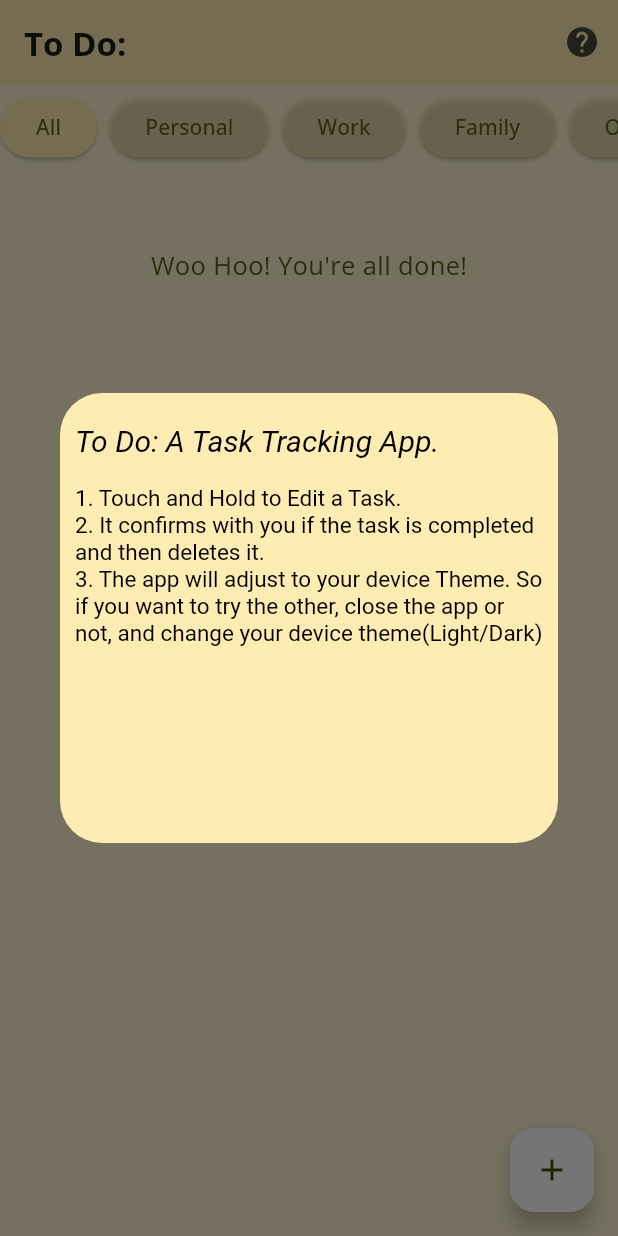
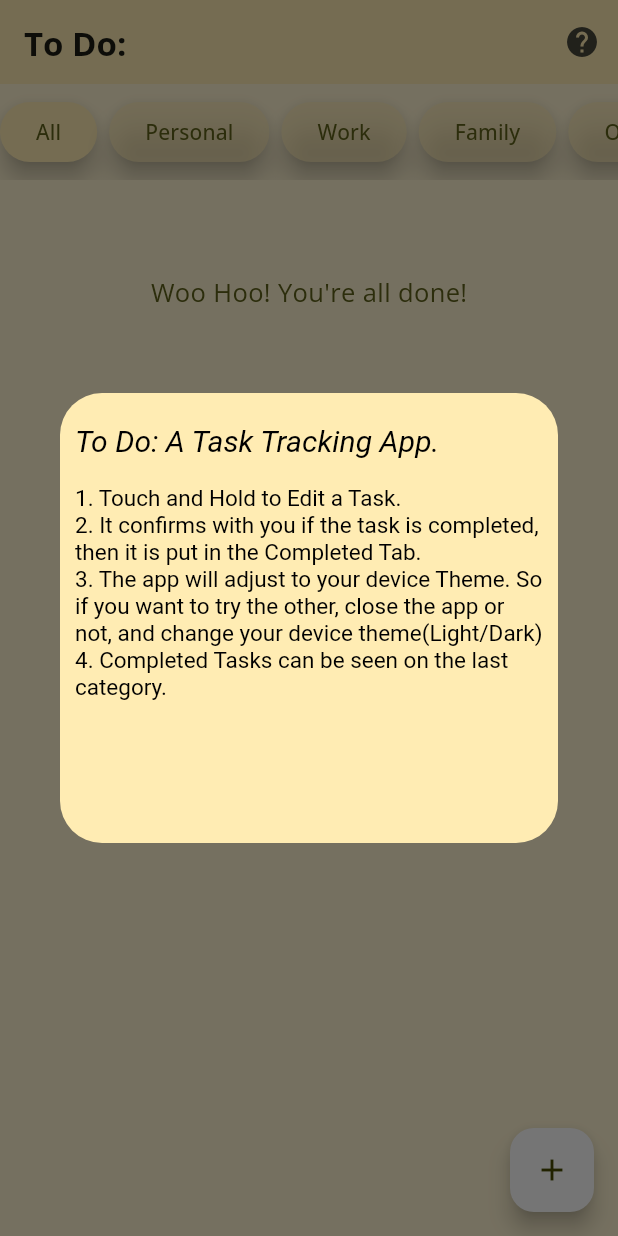
Before and after one commit to bhavyabedi/To-Do-List-Application, a Flutter app: the screen it shows after launch, after a tap on the "help" icon, on a phone screen of 412 x 824 dp. Run offline on Flutter 3.47's test engine with Material 3 defaults, Android fonts, the phone set to English and light mode, and no system bars; our stand-ins replace flutter_riverpod, google_fonts, riverpod, sqflite, vibration; accounts and stored records are empty.

Commit message:
Completed the Application (#2)
* Completed the Application

* Completed the Application

```diff
--- a/lib/screens/home.dart
+++ b/lib/screens/home.dart
@@ -2,7 +2,7 @@ import 'package:flutter/material.dart';
 import 'package:flutter_riverpod/flutter_riverpod.dart';
 import 'package:todolist/objects/item.dart';
 import 'package:todolist/providers/list_items.dart';
-import 'package:todolist/widgets.dart/addtodoitem.dart';
+import 'package:todolist/widgets.dart/add_todo_item.dart';
 import 'package:todolist/widgets.dart/todolistitems.dart';
 
 class HomeScreen extends ConsumerStatefulWidget {
@@ -18,24 +18,31 @@ class _HomeScreenState extends ConsumerState<HomeScreen> {
   late Future<void> todoitemsFuture;
   TaskCategory? selectedCategory; // New variable to hold selected category
 
+  bool showCompleted = false;
   @override
   void initState() {
     todoitemsFuture = ref.read(listItemsProvider.notifier).loadItems();
     super.initState();
   }
 
-  List<ListItem> filterByCategory(List<ListItem> list, TaskCategory? category) {
-    if (category == null) {
-      return list; // Return original list when no category is selected
+  List<ListItem> filterByCategory(
+      List<ListItem> list, TaskCategory? category, bool completed) {
+    if (completed) {
+      return list.where((item) => item.completed).toList();
+    } else if (category == null) {
+      return list.where((item) => !item.completed).toList();
     } else {
-      return list.where((item) => item.category == category).toList();
+      return list
+          .where((item) => item.category == category && !item.completed)
+          .toList();
     }
   }
 
   @override
   Widget build(BuildContext context) {
     final todolist = ref.watch(listItemsProvider);
-    List<ListItem> filteredList = filterByCategory(todolist, selectedCategory);
+    List<ListItem> filteredList =
+        filterByCategory(todolist, selectedCategory, showCompleted);
 
     return Scaffold(
       appBar: AppBar(
@@ -76,7 +83,7 @@ class _HomeScreenState extends ConsumerState<HomeScreen> {
                                   ),
                                   TextSpan(
                                     text:
-                                        "\n2. It confirms with you if the task is completed and then deletes it.",
+                                        "\n2. It confirms with you if the task is completed, then it is put in the Completed Tab.",
                                     style: TextStyle(
                                       fontStyle: FontStyle.normal,
                                       color: Theme.of(context)
@@ -88,6 +95,17 @@ class _HomeScreenState extends ConsumerState<HomeScreen> {
                                   TextSpan(
                                     text:
                                         "\n3. The app will adjust to your device Theme. So if you want to try the other, close the app or not, and change your device theme(Light/Dark)",
+                                    style: TextStyle(
+                                      fontStyle: FontStyle.normal,
+                                      color: Theme.of(context)
+                                          .colorScheme
+                                          .tertiary,
+                                      fontSize: 15,
+                                    ),
+                                  ),
+                                  TextSpan(
+                                    text:
+                                        "\n4. Completed Tasks can be seen on the last category.",
                                     style: TextStyle(
                                       fontStyle: FontStyle.normal,
                                       color: Theme.of(context)
@@ -113,21 +131,23 @@ class _HomeScreenState extends ConsumerState<HomeScreen> {
             color: Theme.of(context).colorScheme.onPrimary.withOpacity(0.6),
             child: SingleChildScrollView(
               scrollDirection: Axis.horizontal,
-              padding: const EdgeInsets.symmetric(vertical: 5),
+              padding: const EdgeInsets.symmetric(vertical: 8),
               child: Row(
                 children: [
                   ElevatedButton(
                     onPressed: () {
                       setState(() {
-                        selectedCategory = null; // Reset filter
-                        filteredList =
-                            filterByCategory(todolist, selectedCategory);
+                        selectedCategory = null;
+                        showCompleted = false;
+                        filteredList = filterByCategory(
+                            todolist, selectedCategory, showCompleted);
                       });
                     },
                     style: ButtonStyle(
+                      elevation: const WidgetStatePropertyAll(7),
                       backgroundColor: WidgetStateProperty.resolveWith<Color>(
                           (Set<WidgetState> states) {
-                        return selectedCategory == null
+                        return selectedCategory == null && !showCompleted
                             ? Theme.of(context).colorScheme.onPrimary
                             : Theme.of(context)
                                 .colorScheme
@@ -142,14 +162,17 @@ class _HomeScreenState extends ConsumerState<HomeScreen> {
                     onPressed: () {
                       setState(() {
                         selectedCategory = TaskCategory.personal;
-                        filteredList =
-                            filterByCategory(todolist, selectedCategory);
+                        showCompleted = false;
+                        filteredList = filterByCategory(
+                            todolist, selectedCategory, showCompleted);
                       });
                     },
                     style: ButtonStyle(
+                      elevation: const WidgetStatePropertyAll(7),
                       backgroundColor: WidgetStateProperty.resolveWith<Color>(
                           (Set<WidgetState> states) {
-                        return selectedCategory == TaskCategory.personal
+                        return selectedCategory == TaskCategory.personal &&
+                                !showCompleted
                             ? Theme.of(context).colorScheme.onPrimary
                             : Theme.of(context)
                                 .colorScheme
@@ -164,14 +187,17 @@ class _HomeScreenState extends ConsumerState<HomeScreen> {
                     onPressed: () {
                       setState(() {
                         selectedCategory = TaskCategory.work;
-                        filteredList =
-                            filterByCategory(todolist, selectedCategory);
+                        showCompleted = false;
+                        filteredList = filterByCategory(
+                            todolist, selectedCategory, showCompleted);
                       });
                     },
                     style: ButtonStyle(
+                      elevation: const WidgetStatePropertyAll(7),
                       backgroundColor: WidgetStateProperty.resolveWith<Color>(
                           (Set<WidgetState> states) {
-                        return selectedCategory == TaskCategory.work
+                        return selectedCategory == TaskCategory.work &&
+                                !showCompleted
                             ? Theme.of(context).colorScheme.onPrimary
                             : Theme.of(context)
                                 .colorScheme
@@ -185,15 +211,18 @@ class _HomeScreenState extends ConsumerState<HomeScreen> {
                   ElevatedButton(
                     onPressed: () {
                       setState(() {
+                        showCompleted = false;
                         selectedCategory = TaskCategory.family;
-                        filteredList =
-                            filterByCategory(todolist, selectedCategory);
+                        filteredList = filterByCategory(
+                            todolist, selectedCategory, showCompleted);
                       });
                     },
                     style: ButtonStyle(
+                      elevation: const WidgetStatePropertyAll(7),
                       backgroundColor: WidgetStateProperty.resolveWith<Color>(
                           (Set<WidgetState> states) {
-                        return selectedCategory == TaskCategory.family
+                        return selectedCategory == TaskCategory.family &&
+                                !showCompleted
                             ? Theme.of(context).colorScheme.onPrimary
                             : Theme.of(context)
                                 .colorScheme
@@ -208,14 +237,17 @@ class _HomeScreenState extends ConsumerState<HomeScreen> {
                     onPressed: () {
                       setState(() {
                         selectedCategory = TaskCategory.others;
-                        filteredList =
-                            filterByCategory(todolist, selectedCategory);
+                        showCompleted = false;
+                        filteredList = filterByCategory(
+                            todolist, selectedCategory, showCompleted);
                       });
                     },
                     style: ButtonStyle(
+                      elevation: const WidgetStatePropertyAll(7),
                       backgroundColor: WidgetStateProperty.resolveWith<Color>(
                           (Set<WidgetState> states) {
-                        return selectedCategory == TaskCategory.others
+                        return selectedCategory == TaskCategory.others &&
+                                !showCompleted
                             ? Theme.of(context).colorScheme.onPrimary
                             : Theme.of(context)
                                 .colorScheme
@@ -225,6 +257,30 @@ class _HomeScreenState extends ConsumerState<HomeScreen> {
                     ),
                     child: const Text('Others'),
                   ),
+                  const SizedBox(width: 8.0),
+                  ElevatedButton(
+                    onPressed: () {
+                      setState(() {
+                        showCompleted = true;
+                        selectedCategory = null;
+                        filteredList = filterByCategory(
+                            todolist, selectedCategory, showCompleted);
+                      });
+                    },
+                    style: ButtonStyle(
+                      elevation: const WidgetStatePropertyAll(7),
+                      backgroundColor: WidgetStateProperty.resolveWith<Color>(
+                          (Set<WidgetState> states) {
+                        return showCompleted
+                            ? Theme.of(context).colorScheme.onPrimary
+                            : Theme.of(context)
+                                .colorScheme
+                                .onPrimary
+                                .withOpacity(0.6);
+                      }),
+                    ),
+                    child: const Text('Completed.'),
+                  ),
                 ],
               ),
             ),
@@ -232,6 +288,9 @@ class _HomeScreenState extends ConsumerState<HomeScreen> {
           Expanded(
             child: Container(
               color: Theme.of(context).colorScheme.onPrimary.withOpacity(0.6),
+              child: Padding(
+                padding:
+                    const EdgeInsets.symmetric(horizontal: 10, vertical: 12),
                 child: FutureBuilder(
                   future: todoitemsFuture,
                   builder: (context, snapshot) =>
@@ -241,6 +300,8 @@ class _HomeScreenState extends ConsumerState<HomeScreen> {
                             )
                           : ToDoList(
                               todolist: filteredList,
+                              showCompleted: showCompleted,
+                            ),
                 ),
               ),
             ),
--- a/lib/widgets.dart/addtodoitem.dart
+++ b/lib/widgets.dart/add_todo_item.dart
@@ -59,6 +59,9 @@ class _AddTodoItemModalState extends ConsumerState<AddTodoItemModal> {
             child: Column(
               mainAxisSize: MainAxisSize.min,
               children: <Widget>[
+                const SizedBox(
+                  height: 40,
+                ),
                 TextField(
                   controller: _titleController,
                   decoration: const InputDecoration(
--- a/lib/widgets.dart/todolistitems.dart
+++ b/lib/widgets.dart/todolistitems.dart
@@ -2,15 +2,17 @@ import 'package:flutter/material.dart';
 import 'package:flutter_riverpod/flutter_riverpod.dart';
 import 'package:todolist/objects/item.dart';
 import 'package:todolist/providers/list_items.dart';
-import 'package:todolist/widgets.dart/edittodoitem.dart';
+import 'package:todolist/widgets.dart/edit_todo_item.dart';
 import 'package:vibration/vibration.dart';
 
 class ToDoList extends ConsumerWidget {
   const ToDoList({
     super.key,
     required this.todolist,
+    required this.showCompleted,
   });
   final List<ListItem> todolist;
+  final bool showCompleted;
 
   @override
   Widget build(BuildContext context, WidgetRef ref) {
@@ -29,7 +31,9 @@ class ToDoList extends ConsumerWidget {
               height: 50,
             ),
             Text(
-              'Woo Hoo! You\'re all done!',
+              showCompleted
+                  ? "No Completed Tasks. Better get to it!"
+                  : 'Woo Hoo! You\'re all done!',
               style: Theme.of(context).textTheme.bodyMedium!.copyWith(
                     color: Theme.of(context).colorScheme.primary,
                     fontSize: 17,
@@ -68,9 +72,12 @@ class ToDoList extends ConsumerWidget {
                 value: todolist[index].completed,
                 onChanged: (value) {
                   if (value == true) {
-                    _showCompletionConfirmationDialog(context, ref, index);
+                    _showCompletionConfirmationDialog(
+                        context, ref, index, todolist[index].title, value!);
                   } else {
-                    ref.read(listItemsProvider.notifier).toggleCompleted(index);
+                    ref
+                        .read(listItemsProvider.notifier)
+                        .toggleCompleted(index, todolist[index].title, value!);
                     todolist[index].completed = !todolist[index].completed;
                   }
                 },
@@ -95,8 +102,8 @@ class ToDoList extends ConsumerWidget {
     }
   }
 
-  void _showCompletionConfirmationDialog(
-      BuildContext context, WidgetRef ref, int index) {
+  void _showCompletionConfirmationDialog(BuildContext context, WidgetRef ref,
+      int index, String title, bool isCompleted) {
     showDialog(
       context: context,
       builder: (BuildContext context) {
@@ -114,7 +121,9 @@ class ToDoList extends ConsumerWidget {
             TextButton(
               child: const Text('Confirm'),
               onPressed: () {
-                ref.read(listItemsProvider.notifier).toggleCompleted(index);
+                ref
+                    .read(listItemsProvider.notifier)
+                    .toggleCompleted(index, title, isCompleted);
                 Navigator.of(context).pop();
               },
             ),
```
Also changed, not shown: lib/providers/list_items.dart (+14 -13 lines), lib/widgets.dart/edit_todo_item.dart (renamed from lib/widgets.dart/edittodoitem.dart). Lines whose indentation alone changed are shown as unchanged.
